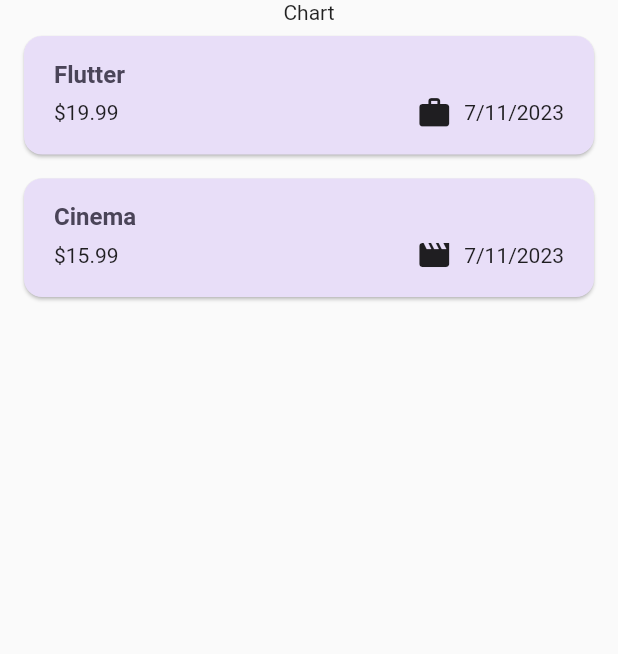
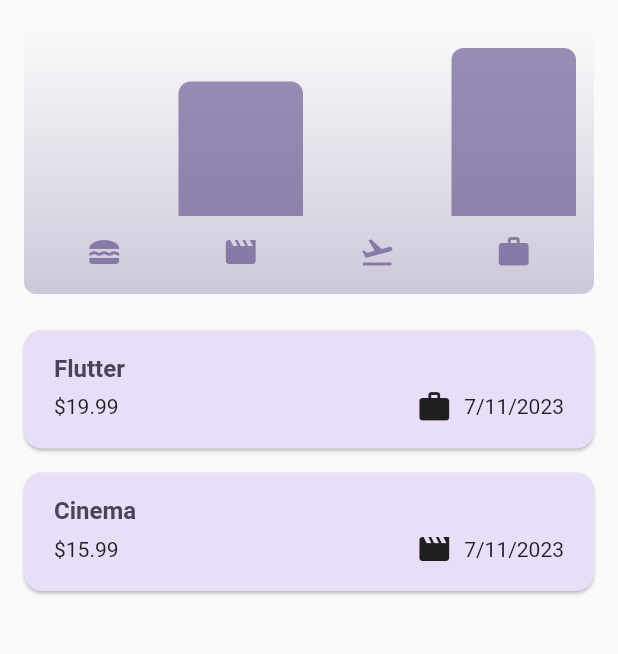
Before and after one commit to thatserfan/Expense-Tracker-Flutter, a Flutter app: the screen it shows after launch, on a phone screen of 412 x 824 dp, the part 84-738 px from its top. Run offline on Flutter 3.47's test engine with Material 2 defaults, Android fonts, the phone set to English and light mode, and no system bars.

Commit message:
Add chart for expenses

```diff
--- a/lib/main.dart
+++ b/lib/main.dart
@@ -7,7 +7,7 @@ var kColorScheme = ColorScheme.fromSeed(
 
 var kDarkColorScheme = ColorScheme.fromSeed(
   brightness: Brightness.dark,
-  seedColor: Color.fromARGB(255, 99, 55, 125),
+  seedColor: const Color.fromARGB(255, 99, 55, 125),
 );
 
 void main() {
--- /dev/null
+++ b/lib/widgets/chart/chart.dart
@@ -0,0 +1,95 @@
+import 'package:flutter/material.dart';
+
+import 'package:expense_tracker/widgets/chart/chart_bar.dart';
+import 'package:expense_tracker/models/expense.dart';
+
+class Chart extends StatelessWidget {
+  const Chart({super.key, required this.expenses});
+
+  final List<Expense> expenses;
+
+  List<ExpenseBucket> get buckets {
+    return [
+      ExpenseBucket.forCategory(expenses, Category.food),
+      ExpenseBucket.forCategory(expenses, Category.leisure),
+      ExpenseBucket.forCategory(expenses, Category.travel),
+      ExpenseBucket.forCategory(expenses, Category.work),
+    ];
+  }
+
+  double get maxTotalExpense {
+    double maxTotalExpense = 0;
+
+    for (final bucket in buckets) {
+      if (bucket.totalExpenses > maxTotalExpense) {
+        maxTotalExpense = bucket.totalExpenses;
+      }
+    }
+
+    return maxTotalExpense;
+  }
+
+  @override
+  Widget build(BuildContext context) {
+    final isDarkMode =
+        MediaQuery.of(context).platformBrightness == Brightness.dark;
+    return Container(
+      margin: const EdgeInsets.all(16),
+      padding: const EdgeInsets.symmetric(
+        vertical: 16,
+        horizontal: 8,
+      ),
+      width: double.infinity,
+      height: 180,
+      decoration: BoxDecoration(
+        borderRadius: BorderRadius.circular(8),
+        gradient: LinearGradient(
+          colors: [
+            Theme.of(context).colorScheme.primary.withOpacity(0.3),
+            Theme.of(context).colorScheme.primary.withOpacity(0.0)
+          ],
+          begin: Alignment.bottomCenter,
+          end: Alignment.topCenter,
+        ),
+      ),
+      child: Column(
+        children: [
+          Expanded(
+            child: Row(
+              crossAxisAlignment: CrossAxisAlignment.end,
+              children: [
+                for (final bucket in buckets) // alternative to map()
+                  ChartBar(
+                    fill: bucket.totalExpenses == 0
+                        ? 0
+                        : bucket.totalExpenses / maxTotalExpense,
+                  )
+              ],
+            ),
+          ),
+          const SizedBox(height: 12),
+          Row(
+            children: buckets
+                .map(
+                  (bucket) => Expanded(
+                    child: Padding(
+                      padding: const EdgeInsets.symmetric(horizontal: 4),
+                      child: Icon(
+                        categoryIcons[bucket.category],
+                        color: isDarkMode
+                            ? Theme.of(context).colorScheme.secondary
+                            : Theme.of(context)
+                                .colorScheme
+                                .primary
+                                .withOpacity(0.7),
+                      ),
+                    ),
+                  ),
+                )
+                .toList(),
+          )
+        ],
+      ),
+    );
+  }
+}
--- /dev/null
+++ b/lib/widgets/chart/chart_bar.dart
@@ -0,0 +1,34 @@
+import 'package:flutter/material.dart';
+
+class ChartBar extends StatelessWidget {
+  const ChartBar({
+    super.key,
+    required this.fill,
+  });
+
+  final double fill;
+
+  @override
+  Widget build(BuildContext context) {
+    final isDarkMode =
+        MediaQuery.of(context).platformBrightness == Brightness.dark;
+    return Expanded(
+      child: Padding(
+        padding: const EdgeInsets.symmetric(horizontal: 4),
+        child: FractionallySizedBox(
+          heightFactor: fill,
+          child: DecoratedBox(
+            decoration: BoxDecoration(
+              shape: BoxShape.rectangle,
+              borderRadius:
+                  const BorderRadius.vertical(top: Radius.circular(8)),
+              color: isDarkMode
+                  ? Theme.of(context).colorScheme.secondary
+                  : Theme.of(context).colorScheme.primary.withOpacity(0.65),
+            ),
+          ),
+        ),
+      ),
+    );
+  }
+}
--- a/lib/widgets/expenses.dart
+++ b/lib/widgets/expenses.dart
@@ -1,3 +1,4 @@
+import 'package:expense_tracker/widgets/chart/chart.dart';
 import 'package:expense_tracker/widgets/expenses_list/expenses_list.dart';
 import 'package:expense_tracker/models/expense.dart';
 import 'package:expense_tracker/widgets/new_expense.dart';
@@ -88,7 +89,7 @@ class _ExpensesState extends State<Expenses> {
       ),
       body: Column(
         children: [
-          const Text("Chart"),
+          Chart(expenses: _registeredExpenses),
           Expanded(
             child: mainContent,
           )
```
